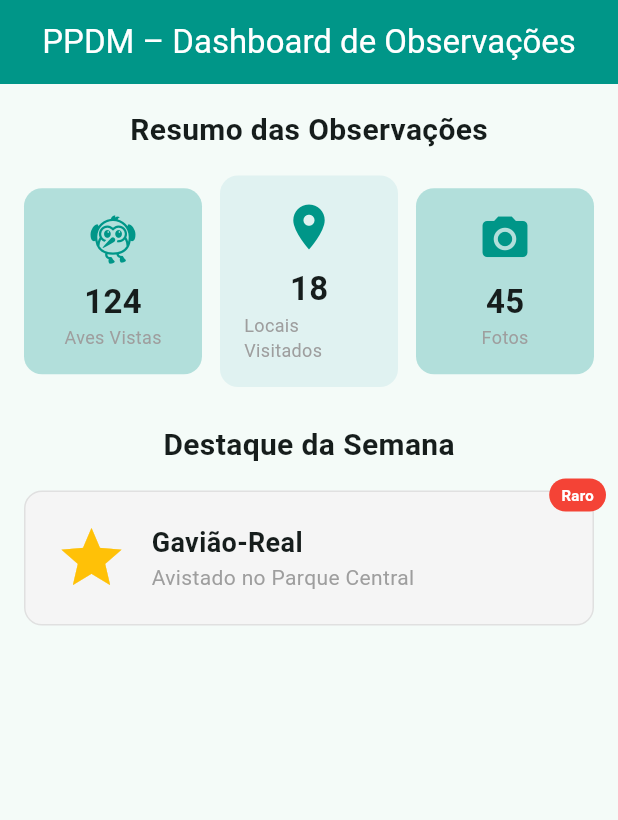
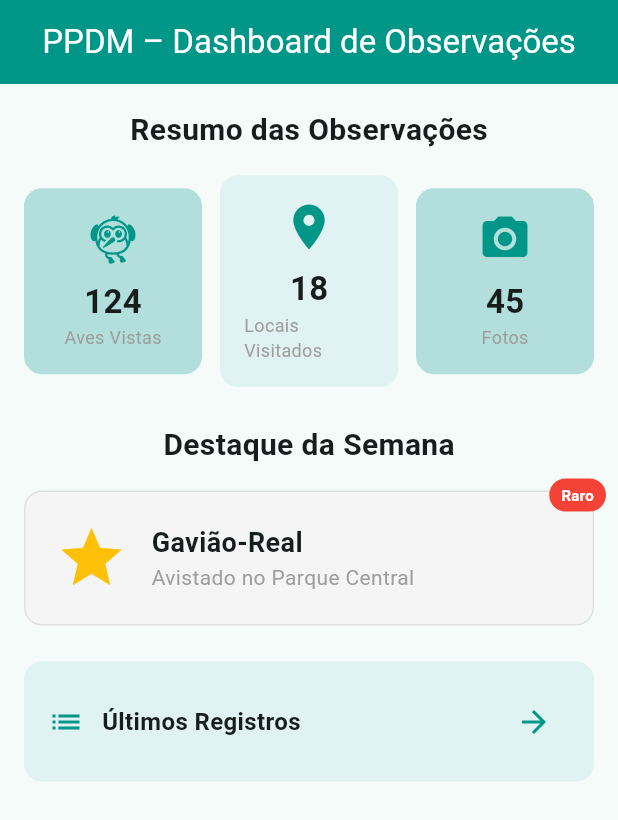
Before and after one commit to IsaacGoncalves01/provaa_layout_app, a Flutter app: the screen it shows after launch, on a phone screen of 412 x 824 dp. Shown: the top 820 px of the screen. Run offline on Flutter 3.47's test engine with Material 3 defaults, Android fonts, the phone set to English and light mode, and no system bars.

Commit message:
Desafio 3 - Ultimos Registros

```diff
--- a/lib/main.dart
+++ b/lib/main.dart
@@ -1,3 +1,4 @@
+
 import 'package:flutter/material.dart';
 // TODO Desafio 7: Importar o widget customizado criado em lib/widgets/bloco_estatistica.dart
 // import 'widgets/bloco_estatistica.dart';
@@ -180,6 +181,33 @@ class TelaDashboard extends StatelessWidget {
             // texto e botão/ícone com MainAxisAlignment.spaceBetween.
             // ============================================================
             // TODO [Desafio 3]: Implementar a seção "Últimos Registros" aqui
+            Container(
+              width: double.infinity,
+              padding: const EdgeInsets.all(16.0),
+              decoration: BoxDecoration(
+                color: Colors.teal.shade50,
+                borderRadius: BorderRadius.circular(12),
+              ),
+              child: Row(
+                mainAxisAlignment: MainAxisAlignment.spaceBetween,
+                children: [
+                  const Row(
+                    children: [
+                      Icon(Icons.list, color: Colors.teal),
+                      SizedBox(width: 12),
+                      Text(
+                        'Últimos Registros',
+                        style: TextStyle(fontSize: 16, fontWeight: FontWeight.bold),
+                      ),
+                    ],
+                  ),
+                  IconButton(
+                    onPressed: () {},
+                    icon: const Icon(Icons.arrow_forward, color: Colors.teal),
+                  ),
+                ],
+              ),
+            ),
 
             // ============================================================
             // 📍 DESAFIO 4 (1,5 ponto):
```
